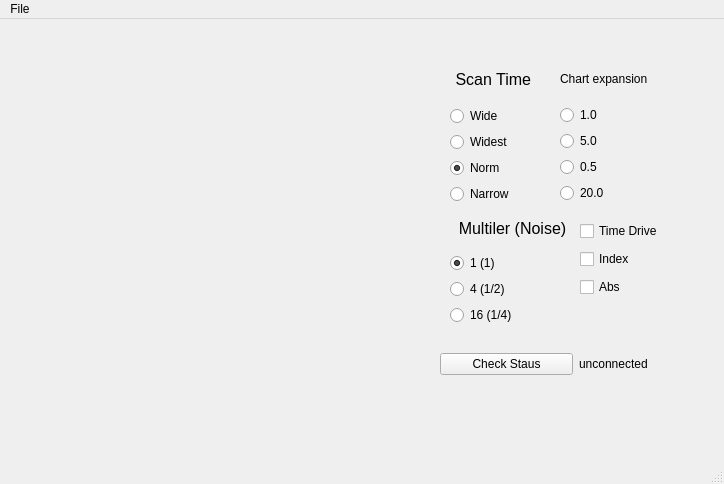
The window that Animation Script/Graphic ui/gui.ui (ivan-severin/Perkin-Elmer) describes before a commit, drawn with Qt 5.
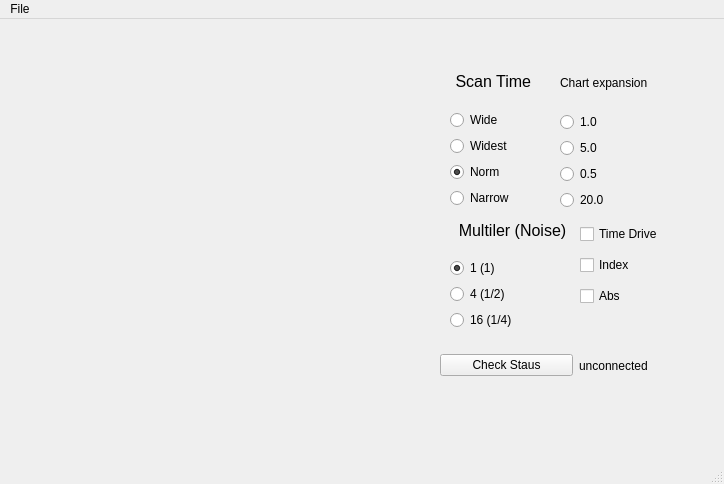
The same window after the commit.

```diff
--- a/Animation Script/Graphic ui/gui.ui
+++ b/Animation Script/Graphic ui/gui.ui
@@ -20,7 +20,7 @@
       <x>450</x>
       <y>40</y>
       <width>91</width>
-      <height>145</height>
+      <height>149</height>
      </rect>
     </property>
     <layout class="QVBoxLayout" name="ScanTimeLayout">
@@ -80,7 +80,7 @@
       <x>450</x>
       <y>190</y>
       <width>125</width>
-      <height>116</height>
+      <height>121</height>
      </rect>
     </property>
     <layout class="QVBoxLayout" name="MultiplerLayout">
@@ -128,13 +128,13 @@
      </item>
     </layout>
    </widget>
-   <widget class="QWidget" name="">
+   <widget class="QWidget" name="layoutWidget">
     <property name="geometry">
      <rect>
       <x>560</x>
       <y>40</y>
       <width>124</width>
-      <height>144</height>
+      <height>151</height>
      </rect>
     </property>
     <layout class="QVBoxLayout" name="ChartExpansionLoyaut">
@@ -175,13 +175,13 @@
      </item>
     </layout>
    </widget>
-   <widget class="QWidget" name="">
+   <widget class="QWidget" name="layoutWidget">
     <property name="geometry">
      <rect>
       <x>580</x>
       <y>200</y>
       <width>113</width>
-      <height>83</height>
+      <height>92</height>
      </rect>
     </property>
     <layout class="QVBoxLayout" name="CheckStatusLayout">
@@ -208,13 +208,13 @@
      </item>
     </layout>
    </widget>
-   <widget class="QWidget" name="">
+   <widget class="QWidget" name="layoutWidget">
     <property name="geometry">
      <rect>
       <x>440</x>
       <y>330</y>
       <width>271</width>
-      <height>30</height>
+      <height>33</height>
      </rect>
     </property>
     <layout class="QHBoxLayout" name="StatusLoyaut">
```
Left out of the diff: 28 changed lines with no effect on the pictures.
